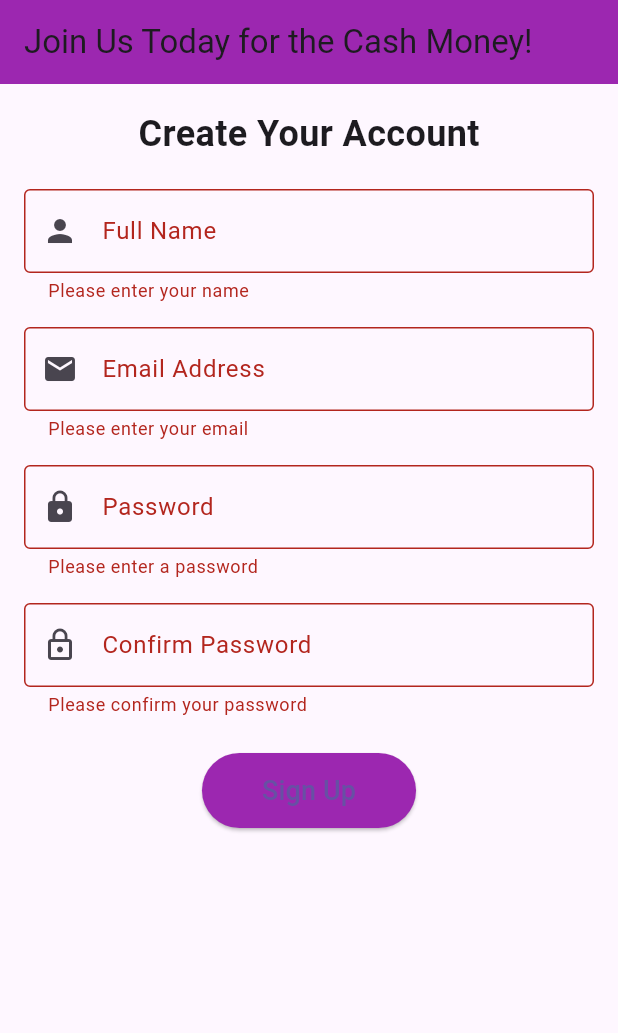
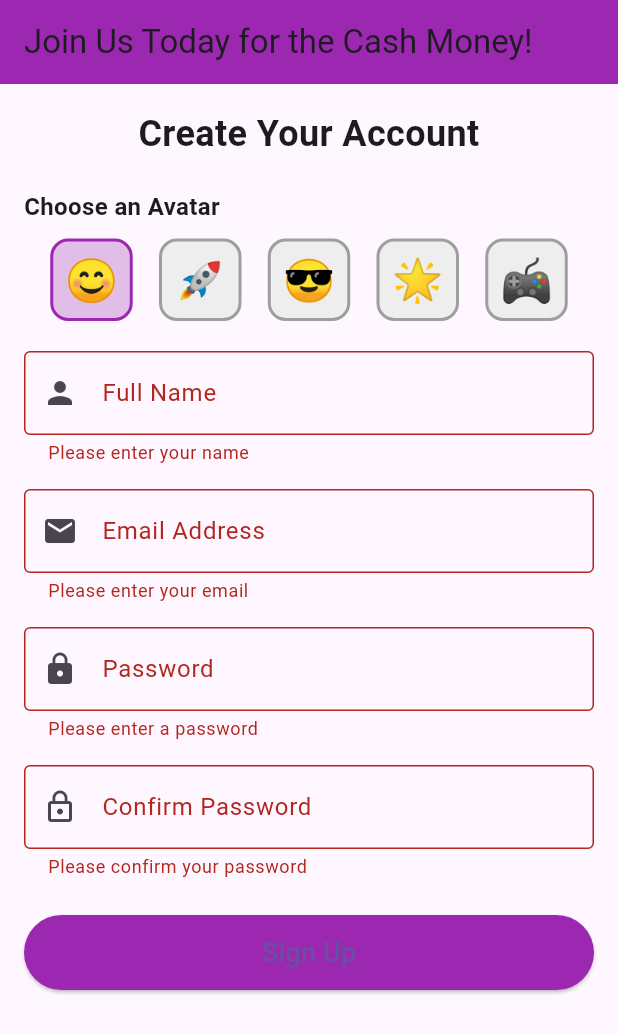
Before and after one commit to rdinani1/FlutterSignupForm, a Flutter app: the screen it shows after launch, after a tap on "Sign Up", on a phone screen of 412 x 824 dp. Shown: the top 1033 px of the screen. Run offline on Flutter 3.47's test engine with Material 3 defaults, Android fonts, the phone set to English and light mode, and no system bars.

Commit message:
Added avatar picker bonus feature

```diff
--- a/lib/main.dart
+++ b/lib/main.dart
@@ -4,7 +4,6 @@ void main() {
   runApp(const MyApp());
 }
 
-// 🧓 Top Level App
 class MyApp extends StatelessWidget {
   const MyApp({super.key});
 
@@ -14,11 +13,11 @@ class MyApp extends StatelessWidget {
       title: 'Fun Signup App',
       theme: ThemeData(primarySwatch: Colors.purple),
       home: const SignupPage(),
+      debugShowCheckedModeBanner: false,
     );
   }
 }
 
-// 📄 Signup Page
 class SignupPage extends StatefulWidget {
   const SignupPage({super.key});
 
@@ -35,6 +34,9 @@ class _SignupPageState extends State<SignupPage> {
   final TextEditingController _confirmPasswordController =
       TextEditingController();
 
+  final List<String> _avatars = ['😊', '🚀', '😎', '🌟', '🎮'];
+  String _selectedAvatar = '😊';
+
   @override
   void dispose() {
     _nameController.dispose();
@@ -42,6 +44,96 @@ class _SignupPageState extends State<SignupPage> {
     _passwordController.dispose();
     _confirmPasswordController.dispose();
     super.dispose();
+  }
+
+  String? _validateName(String? value) {
+    if (value == null || value.trim().isEmpty) {
+      return 'Please enter your name';
+    }
+    return null;
+  }
+
+  String? _validateEmail(String? value) {
+    if (value == null || value.trim().isEmpty) {
+      return 'Please enter your email';
+    }
+
+    final emailRegex = RegExp(r'^[\w\.-]+@[\w\.-]+\.\w+$');
+    if (!emailRegex.hasMatch(value.trim())) {
+      return 'Please enter a valid email';
+    }
+
+    return null;
+  }
+
+  String? _validatePassword(String? value) {
+    if (value == null || value.isEmpty) {
+      return 'Please enter a password';
+    }
+    if (value.length < 6) {
+      return 'Password must be at least 6 characters';
+    }
+    return null;
+  }
+
+  String? _validateConfirmPassword(String? value) {
+    if (value == null || value.isEmpty) {
+      return 'Please confirm your password';
+    }
+    if (value != _passwordController.text) {
+      return 'Passwords do not match';
+    }
+    return null;
+  }
+
+  void _submitForm() {
+    if (_formKey.currentState!.validate()) {
+      ScaffoldMessenger.of(context).showSnackBar(
+        const SnackBar(
+          content: Text('Welcome! Account created successfully.'),
+          backgroundColor: Colors.green,
+        ),
+      );
+
+      Navigator.push(
+        context,
+        MaterialPageRoute(
+          builder: (context) => WelcomeScreen(
+            name: _nameController.text.trim(),
+            avatar: _selectedAvatar,
+          ),
+        ),
+      );
+    }
+  }
+
+  Widget _buildAvatarOption(String avatar) {
+    final bool isSelected = _selectedAvatar == avatar;
+
+    return GestureDetector(
+      onTap: () {
+        setState(() {
+          _selectedAvatar = avatar;
+        });
+      },
+      child: Container(
+        width: 55,
+        height: 55,
+        alignment: Alignment.center,
+        decoration: BoxDecoration(
+          color: isSelected ? Colors.purple.shade100 : Colors.grey.shade200,
+          border: Border.all(
+            color: isSelected ? Colors.purple : Colors.grey,
+            width: 2,
+          ),
+          borderRadius: BorderRadius.circular(12),
+        ),
+        child: Text(
+          avatar,
+          style: const TextStyle(fontSize: 28),
+        ),
+      ),
+    );
   }
 
   @override
@@ -56,14 +148,33 @@ class _SignupPageState extends State<SignupPage> {
         child: Form(
           key: _formKey,
           child: Column(
+            crossAxisAlignment: CrossAxisAlignment.stretch,
             children: [
               const Text(
                 'Create Your Account',
-                style: TextStyle(fontSize: 24, fontWeight: FontWeight.bold),
+                textAlign: TextAlign.center,
+                style: TextStyle(
+                  fontSize: 24,
+                  fontWeight: FontWeight.bold,
+                ),
               ),
               const SizedBox(height: 20),
 
-              // 👤 Name
+              const Text(
+                'Choose an Avatar',
+                style: TextStyle(
+                  fontSize: 16,
+                  fontWeight: FontWeight.w600,
+                ),
+              ),
+              const SizedBox(height: 10),
+
+              Row(
+                mainAxisAlignment: MainAxisAlignment.spaceEvenly,
+                children: _avatars.map(_buildAvatarOption).toList(),
+              ),
+              const SizedBox(height: 20),
+
               TextFormField(
                 controller: _nameController,
                 decoration: const InputDecoration(
@@ -71,16 +182,10 @@ class _SignupPageState extends State<SignupPage> {
                   prefixIcon: Icon(Icons.person),
                   border: OutlineInputBorder(),
                 ),
-                validator: (value) {
-                  if (value == null || value.trim().isEmpty) {
-                    return 'Please enter your name';
-                  }
-                  return null;
-                },
+                validator: _validateName,
               ),
               const SizedBox(height: 16),
 
-              // 📧 Email
               TextFormField(
                 controller: _emailController,
                 decoration: const InputDecoration(
@@ -88,22 +193,10 @@ class _SignupPageState extends State<SignupPage> {
                   prefixIcon: Icon(Icons.email),
                   border: OutlineInputBorder(),
                 ),
-                validator: (value) {
-                  if (value == null || value.trim().isEmpty) {
-                    return 'Please enter your email';
-                  }
-
-                  final emailRegex =
-                      RegExp(r'^[\w\.-]+@[\w\.-]+\.\w+$');
-                  if (!emailRegex.hasMatch(value.trim())) {
-                    return 'Please enter a valid email';
-                  }
-                  return null;
-                },
+                validator: _validateEmail,
               ),
               const SizedBox(height: 16),
 
-              // 🔒 Password
               TextFormField(
                 controller: _passwordController,
                 obscureText: true,
@@ -112,19 +205,10 @@ class _SignupPageState extends State<SignupPage> {
                   prefixIcon: Icon(Icons.lock),
                   border: OutlineInputBorder(),
                 ),
-                validator: (value) {
-                  if (value == null || value.isEmpty) {
-                    return 'Please enter a password';
-                  }
-                  if (value.length < 6) {
-                    return 'Password must be at least 6 characters';
-                  }
-                  return null;
-                },
+                validator: _validatePassword,
               ),
               const SizedBox(height: 16),
 
-              // 🔁 Confirm Password
               TextFormField(
                 controller: _confirmPasswordController,
                 obscureText: true,
@@ -133,43 +217,18 @@ class _SignupPageState extends State<SignupPage> {
                   prefixIcon: Icon(Icons.lock_outline),
                   border: OutlineInputBorder(),
                 ),
-                validator: (value) {
-                  if (value == null || value.isEmpty) {
-                    return 'Please confirm your password';
-                  }
-                  if (value != _passwordController.text) {
-                    return 'Passwords do not match';
-                  }
-                  return null;
-                },
+                validator: _validateConfirmPassword,
               ),
               const SizedBox(height: 24),
 
-              // 🚀 Button
               ElevatedButton(
-                onPressed: () {
-                  if (_formKey.currentState!.validate()) {
-                    ScaffoldMessenger.of(context).showSnackBar(
-                      const SnackBar(
-                        content:
-                            Text('Welcome! Account created successfully.'),
-                        backgroundColor: Colors.green,
-                      ),
-                    );
-
-                    Navigator.push(
-                      context,
-                      MaterialPageRoute(
-                        builder: (context) =>
-                            WelcomeScreen(name: _nameController.text),
-                      ),
-                    );
-                  }
-                },
+                onPressed: _submitForm,
                 style: ElevatedButton.styleFrom(
                   backgroundColor: Colors.purple,
                   padding: const EdgeInsets.symmetric(
-                      horizontal: 40, vertical: 12),
+                    horizontal: 40,
+                    vertical: 12,
+                  ),
                 ),
                 child: const Text(
                   'Sign Up',
@@ -184,11 +243,15 @@ class _SignupPageState extends State<SignupPage> {
   }
 }
 
-// 🎉 Welcome Screen
 class WelcomeScreen extends StatelessWidget {
   final String name;
+  final String avatar;
 
-  const WelcomeScreen({super.key, required this.name});
+  const WelcomeScreen({
+    super.key,
+    required this.name,
+    required this.avatar,
+  });
 
   @override
   Widget build(BuildContext context) {
@@ -198,10 +261,23 @@ class WelcomeScreen extends StatelessWidget {
         backgroundColor: Colors.purple,
       ),
       body: Center(
-        child: Text(
-          'Welcome, $name!',
-          style: const TextStyle(
-              fontSize: 28, fontWeight: FontWeight.bold),
+        child: Column(
+          mainAxisAlignment: MainAxisAlignment.center,
+          children: [
+            Text(
+              avatar,
+              style: const TextStyle(fontSize: 70),
+            ),
+            const SizedBox(height: 20),
+            Text(
+              'Welcome, $name!',
+              textAlign: TextAlign.center,
+              style: const TextStyle(
+                fontSize: 28,
+                fontWeight: FontWeight.bold,
+              ),
+            ),
+          ],
         ),
       ),
     );
```
